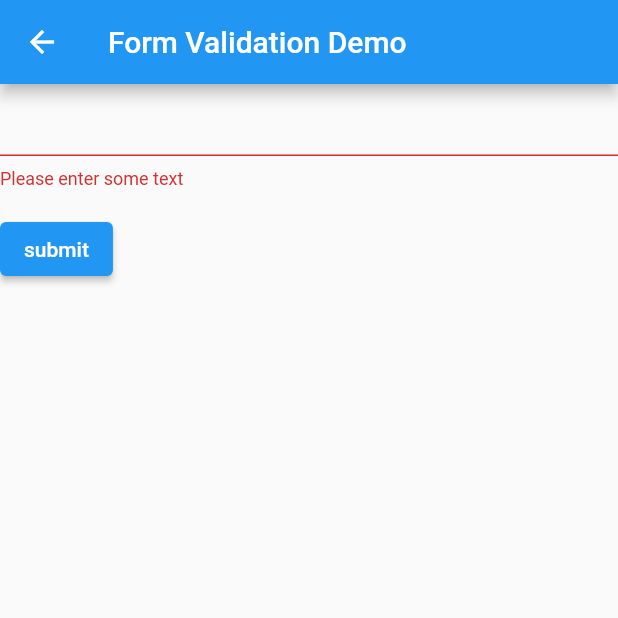
After one commit to joonseolee/flutter_tutorial, a Flutter app: the ValidateForm screen opened directly, after a tap on "submit", on a phone screen of 412 x 824 dp, the top half of it. The commit adds this screen. Run offline on Flutter 3.47's test engine with Material 2 defaults, Android fonts, the phone set to English and light mode, and no system bars.

Commit message:
feat(): input validation 체크

```diff
--- /dev/null
+++ b/lib/forms/validate_form.dart
@@ -0,0 +1,61 @@
+import 'package:flutter/material.dart';
+
+class ValidateForm extends StatelessWidget {
+  const ValidateForm({Key? key}) : super(key: key);
+
+  @override
+  Widget build(BuildContext context) {
+    const appTitle = 'Form Validation Demo';
+
+    return Scaffold(
+      appBar: AppBar(
+        title: const Text(appTitle),
+      ),
+      body: const MyCustomForm(),
+    );
+  }
+}
+
+class MyCustomForm extends StatefulWidget {
+  const MyCustomForm({Key? key}) : super(key: key);
+
+  @override
+  _MyCustomFormState createState() => _MyCustomFormState();
+}
+
+class _MyCustomFormState extends State<MyCustomForm> {
+  final _formKey = GlobalKey<FormState>();
+
+  @override
+  Widget build(BuildContext context) {
+    return Form(
+      key: _formKey,
+      child: Column(
+        crossAxisAlignment: CrossAxisAlignment.start,
+        children: <Widget>[
+          TextFormField(
+            validator: (value) {
+              if (value!.isEmpty) {
+                return 'Please enter some text';
+              }
+              return null;
+            },
+          ),
+          Padding(
+            padding: const EdgeInsets.symmetric(vertical: 16.0),
+            child: ElevatedButton(
+              onPressed: () {
+                if (_formKey.currentState!.validate()) {
+                  ScaffoldMessenger.of(context).showSnackBar(const SnackBar(
+                    content: Text('Processing Data'),
+                  ));
+                }
+              },
+              child: const Text('submit'),
+            ),
+          )
+        ],
+      ),
+    );
+  }
+}
--- a/lib/page_router.dart
+++ b/lib/page_router.dart
@@ -7,6 +7,7 @@ import 'package:flutter_tutorial/design/share_theme.dart';
 import 'package:flutter_tutorial/design/snackbar_demo.dart';
 import 'package:flutter_tutorial/design/tab_bar_demo.dart';
 import 'package:flutter_tutorial/design/update_orientation.dart';
+import 'package:flutter_tutorial/forms/validate_form.dart';
 import 'package:flutter_tutorial/pages/animation/animated_container_app.dart';
 import 'package:flutter_tutorial/pages/animation/fade_widget.dart';
 import 'package:flutter_tutorial/pages/animation/physics_card_drag_demo.dart';
@@ -32,5 +33,7 @@ List<Page> pages = [
       const UpdateOrientation()),
   Page('Use themes to share colors and font styles', '색/폰트 공유',
       const ShareTheme()),
-  Page('Work with tabs', '탭페이지 만들기', const TabBarDemo())
+  Page('Work with tabs', '탭페이지 만들기', const TabBarDemo()),
+  Page('Build a form with validation', 'input validation 체크',
+      const ValidateForm())
 ];
```
